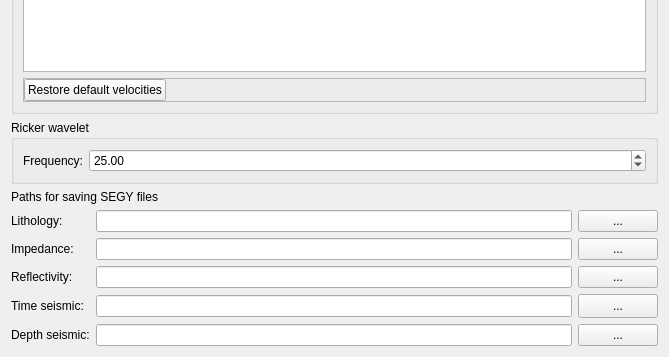
Above: console/SegyCreationPage.ui from feliperails/syntheticseis before the change; both pictures show x 0 to 669 and y 210 to 567 of the 669 by 567 pixel window. Below: the same form after it.
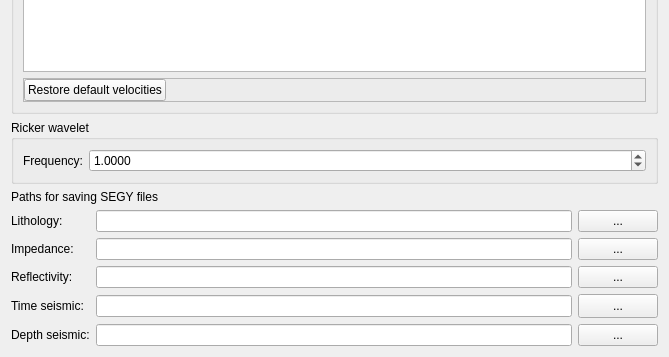
That is the form after the change.

Commit message: Increase frequency limit 99 to 9999

The edit to the form file:
```diff
--- a/console/SegyCreationPage.ui
+++ b/console/SegyCreationPage.ui
@@ -155,8 +155,14 @@
           <verstretch>0</verstretch>
          </sizepolicy>
         </property>
+        <property name="decimals">
+         <number>4</number>
+        </property>
+        <property name="maximum">
+         <double>9999.989999999999782</double>
+        </property>
         <property name="value">
-         <double>25.000000000000000</double>
+         <double>1.000000000000000</double>
         </property>
        </widget>
       </item>
```
The commit also changes 2 other files.
